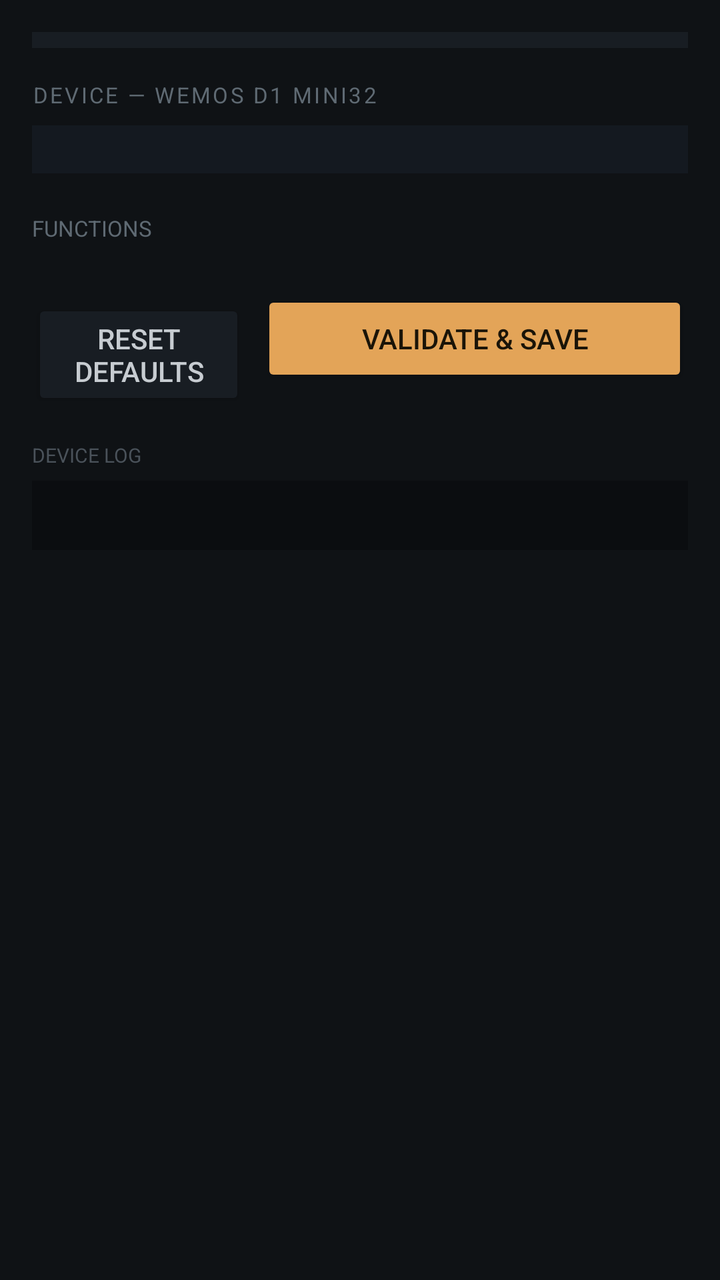
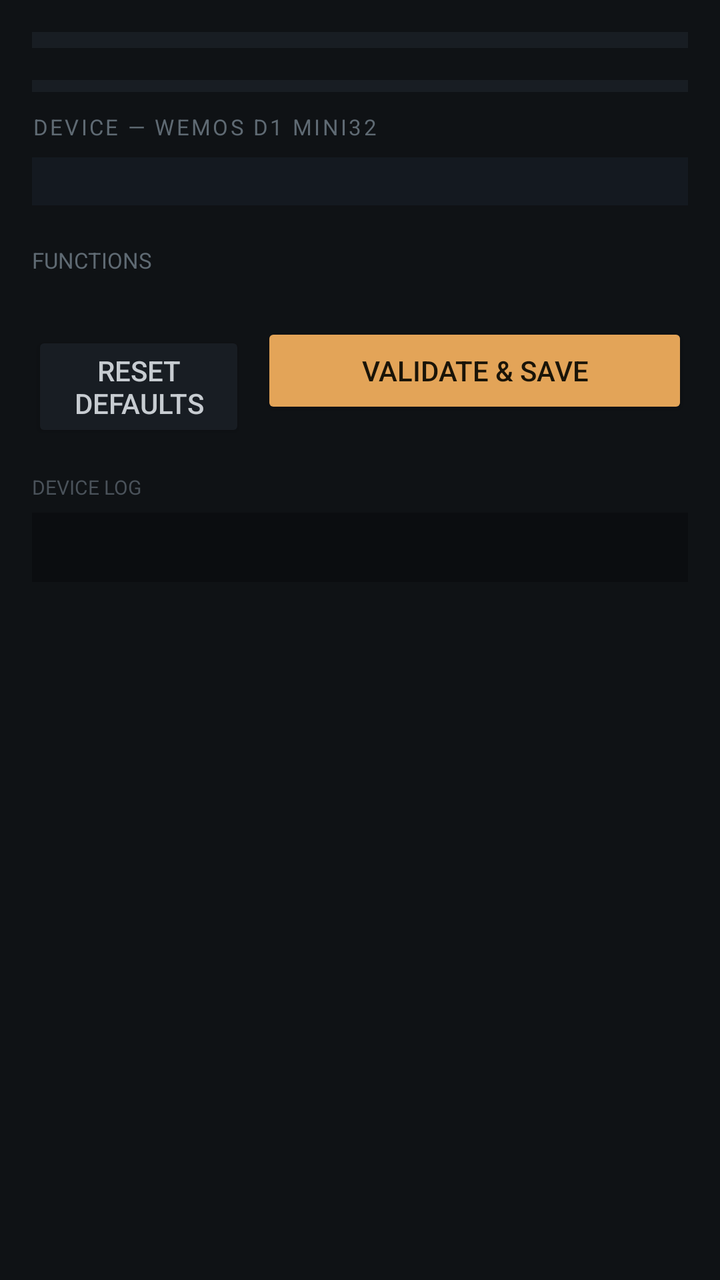

Compare the two renders of this Android layout. The source of the first and the diff that turns it into the second are given below.
<!-- AndroidManifest.xml: application theme Theme.ESPad32Controller -->
<!-- res/layout/activity_pin_mapper.xml -->
<?xml version="1.0" encoding="utf-8"?>
<ScrollView xmlns:android="http://schemas.android.com/apk/res/android"
    xmlns:app="http://schemas.android.com/apk/res-auto"
    android:layout_width="match_parent"
    android:layout_height="match_parent"
    android:background="#0F1215">

    <LinearLayout
        android:layout_width="match_parent"
        android:layout_height="wrap_content"
        android:orientation="vertical"
        android:padding="16dp">

        
        <LinearLayout
            android:id="@+id/profileTabContainer"
            android:layout_width="match_parent"
            android:layout_height="wrap_content"
            android:orientation="horizontal"
            android:background="#181D23"
            android:padding="4dp"
            android:layout_marginBottom="16dp" />

        
        <TextView
            android:id="@+id/boardSectionLabel"
            android:layout_width="wrap_content"
            android:layout_height="wrap_content"
            android:text="DEVICE — WEMOS D1 MINI32"
            android:textColor="#5F6A73"
            android:textSize="11sp"
            android:letterSpacing="0.1"
            android:layout_marginBottom="8dp" />

        <LinearLayout
            android:id="@+id/boardContainer"
            android:layout_width="match_parent"
            android:layout_height="wrap_content"
            android:orientation="horizontal"
            android:background="#141920"
            android:padding="12dp" />

        
        <TextView
            android:id="@+id/roleSectionLabel"
            android:layout_width="wrap_content"
            android:layout_height="wrap_content"
            android:text="FUNCTIONS"
            android:textColor="#5F6A73"
            android:textSize="11sp"
            android:layout_marginTop="20dp"
            android:layout_marginBottom="8dp" />

        <LinearLayout
            android:id="@+id/roleContainer"
            android:layout_width="match_parent"
            android:layout_height="wrap_content"
            android:orientation="vertical" />

        
        <LinearLayout
            android:layout_width="match_parent"
            android:layout_height="wrap_content"
            android:orientation="horizontal"
            android:layout_marginTop="16dp">

            <Button
                android:id="@+id/resetButton"
                android:layout_width="0dp"
                android:layout_height="wrap_content"
                android:layout_weight="1"
                android:text="Reset defaults"
                android:backgroundTint="#181D23"
                android:textColor="#C7CCD1"
                android:layout_marginEnd="8dp" />

            <Button
                android:id="@+id/saveButton"
                android:layout_width="0dp"
                android:layout_height="wrap_content"
                android:layout_weight="2"
                android:text="Validate &amp; Save"
                android:backgroundTint="#E3A458"
                android:textColor="#1A1408" />
        </LinearLayout>

        
        <TextView
            android:layout_width="wrap_content"
            android:layout_height="wrap_content"
            android:text="DEVICE LOG"
            android:textColor="#4A525A"
            android:textSize="10sp"
            android:layout_marginTop="20dp"
            android:layout_marginBottom="6dp" />

        <TextView
            android:id="@+id/logText"
            android:layout_width="match_parent"
            android:layout_height="wrap_content"
            android:fontFamily="monospace"
            android:textSize="11sp"
            android:textColor="#9AA4AD"
            android:background="#0B0D10"
            android:padding="10dp" />

    </LinearLayout>
</ScrollView>
<!-- resources referenced by this layout -->
<resources>
  <style name="Theme.ESPad32Controller" parent="Theme.AppCompat.NoActionBar">
          <item name="android:windowBackground">#0A0A0A</item>
          <item name="android:statusBarColor">#000000</item>
          <item name="android:navigationBarColor">#000000</item>
          <item name="android:windowFullscreen">false</item>
      </style>
</resources>

<!-- the commit's change to res/layout/activity_pin_mapper.xml (unified diff, before → after) -->
@@ -22,6 +22,15 @@
             android:layout_marginBottom="16dp" />
 
         
+        <LinearLayout
+            android:id="@+id/boardTabContainer"
+            android:layout_width="match_parent"
+            android:layout_height="wrap_content"
+            android:orientation="horizontal"
+            android:background="#181D23"
+            android:padding="3dp"
+            android:layout_marginBottom="10dp" />
+
         <TextView
             android:id="@+id/boardSectionLabel"
             android:layout_width="wrap_content"
